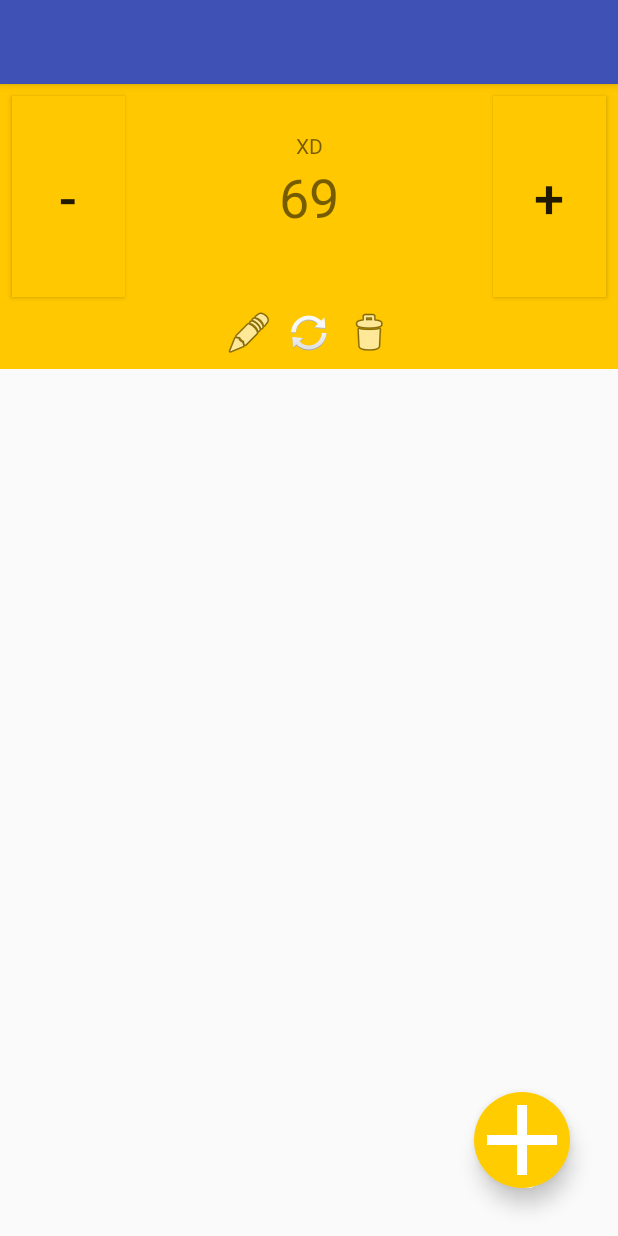
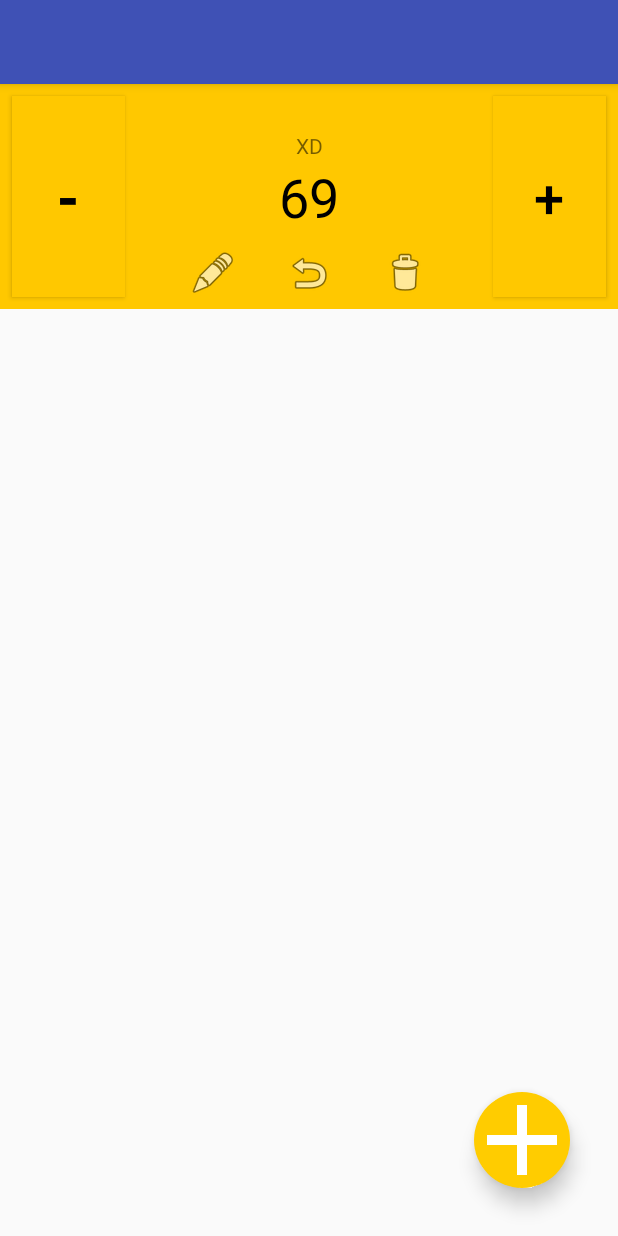
Before and after one commit to jaro2gw/KLKR, an Android app: the screen it shows after launch (MainActivity), on a phone screen of 412 x 824 dp. Run offline under Robolectric (Android 15) with nearby library versions, the phone set to English and light mode, and no system bars.

Commit message:
Reformat clicker menu

```diff
--- a/app/src/main/java/jaro2gw/klkr/MainActivity.kt
+++ b/app/src/main/java/jaro2gw/klkr/MainActivity.kt
@@ -22,7 +22,7 @@ class MainActivity : AppCompatActivity() {
 
         val adapter = ClickerAdapter(this, clickerList)
 
-        val add = findViewById<ImageButton>(R.id.addButton)
+        val add = findViewById<ImageButton>(R.id.button_add_clicker)
         add.setOnClickListener {
             clickerList.add(Clicker())
             adapter.notifyDataSetChanged()
--- a/app/src/main/java/jaro2gw/klkr/model/clicker/ClickerAdapter.kt
+++ b/app/src/main/java/jaro2gw/klkr/model/clicker/ClickerAdapter.kt
@@ -15,25 +15,25 @@ class ClickerAdapter(
 ) : ArrayAdapter<Clicker>(context, R.layout.clicker, list) {
     override fun getView(position: Int, convertView: View?, parent: ViewGroup): View {
         val inflater = context.getSystemService(Context.LAYOUT_INFLATER_SERVICE) as LayoutInflater
-        val clicker = inflater.inflate(R.layout.clicker, parent, false)
+        val clieckerView = inflater.inflate(R.layout.clicker, parent, false)
 
-        val btnDec = clicker.findViewById(R.id.button_dec) as Button
-        val btnInc = clicker.findViewById(R.id.button_inc) as Button
+        val btnDec = clieckerView.findViewById(R.id.button_dec) as Button
+        val btnInc = clieckerView.findViewById(R.id.button_inc) as Button
 
-        val klkr = list.get(position)
+        val clicker = list[position]
 
-        val countView = clicker.findViewById(R.id.count_view) as TextView
+        val countView = clieckerView.findViewById(R.id.count_view) as TextView
         countView.setSelectAllOnFocus(true)
-        countView.text = klkr.count.toString()
+        countView.text = clicker.count.toString()
 
-        val nameView = clicker.findViewById(R.id.name_view) as TextView
+        val nameView = clieckerView.findViewById(R.id.name_view) as TextView
         nameView.setSelectAllOnFocus(true)
-        nameView.text = klkr.name
+        nameView.text = clicker.name
 
-        btnDec.setOnClickListener { updateQty(countView, list.get(position), -1) }
-        btnInc.setOnClickListener { updateQty(countView, list.get(position), 1) }
+        btnDec.setOnClickListener { updateQty(countView, clicker, -1) }
+        btnInc.setOnClickListener { updateQty(countView, clicker, +1) }
 
-        return clicker
+        return clieckerView
     }
 
     private fun updateQty(countView: TextView, element: Clicker, i: Int) {
--- a/app/src/main/res/layout/activity_main.xml
+++ b/app/src/main/res/layout/activity_main.xml
@@ -77,7 +77,7 @@
     </android.support.constraint.ConstraintLayout>
 
     <ImageButton
-        android:id="@+id/addButton"
+        android:id="@+id/button_add_clicker"
         android:layout_width="64dp"
         android:layout_height="64dp"
         android:layout_gravity="bottom|end"
--- a/app/src/main/res/layout/clicker.xml
+++ b/app/src/main/res/layout/clicker.xml
@@ -9,19 +9,18 @@
     tools:context=".model.clicker.Clicker"
     tools:layout_editor_absoluteY="25dp">
 
-    <android.support.constraint.ConstraintLayout
-        android:id="@+id/constraintLayout"
-        android:layout_width="match_parent"
-        android:layout_height="@dimen/clicker_height"
-        android:visibility="visible">
-
     <Button
         android:id="@+id/button_inc"
         android:layout_width="75dp"
-            android:layout_height="134dp"
+        android:layout_height="0dp"
+        android:layout_marginTop="8dp"
         android:layout_marginEnd="8dp"
+        android:layout_marginBottom="8dp"
         android:background="@color/colorAccent"
+        android:elevation="1dp"
         android:text="@string/plus"
+        android:textAllCaps="false"
+        android:textColor="@android:color/black"
         android:textSize="36sp"
         app:layout_constraintBottom_toBottomOf="parent"
         app:layout_constraintEnd_toEndOf="parent"
@@ -30,20 +29,69 @@
     <Button
         android:id="@+id/button_dec"
         android:layout_width="75dp"
-            android:layout_height="134dp"
+        android:layout_height="0dp"
         android:layout_marginStart="8dp"
+        android:layout_marginTop="8dp"
+        android:layout_marginBottom="8dp"
         android:background="@color/colorAccent"
+        android:elevation="1dp"
         android:text="@string/minus"
+        android:textAllCaps="false"
+        android:textColor="@android:color/black"
         android:textSize="36sp"
+        android:textStyle="bold"
         app:layout_constraintBottom_toBottomOf="parent"
         app:layout_constraintStart_toStartOf="parent"
         app:layout_constraintTop_toTopOf="parent" />
+
+    <android.support.constraint.ConstraintLayout
+        android:id="@+id/clickerLayout"
+        android:layout_width="match_parent"
+        android:layout_height="@dimen/clicker_height"
+        android:visibility="visible">
+
+        <ImageButton
+            android:id="@+id/button_reset"
+            android:layout_width="@dimen/menu_item"
+            android:layout_height="@dimen/menu_item"
+            android:layout_marginBottom="8dp"
+            android:background="@color/colorAccent"
+            android:contentDescription="@string/button_xd"
+            android:src="@android:drawable/ic_menu_revert"
+            app:layout_constraintBottom_toBottomOf="parent"
+            app:layout_constraintEnd_toEndOf="@+id/count_view"
+            app:layout_constraintStart_toStartOf="@+id/count_view" />
+
+        <ImageButton
+            android:id="@+id/button_delete"
+            android:layout_width="@dimen/menu_item"
+            android:layout_height="@dimen/menu_item"
+            android:layout_marginStart="32dp"
+            android:background="@color/colorAccent"
+            android:contentDescription="@string/button_xd"
+            android:src="@android:drawable/ic_menu_delete"
+            app:layout_constraintBottom_toBottomOf="@+id/button_reset"
+            app:layout_constraintStart_toEndOf="@+id/button_reset"
+            app:layout_constraintTop_toTopOf="@+id/button_reset" />
+
+        <ImageButton
+            android:id="@+id/button_edit"
+            android:layout_width="@dimen/menu_item"
+            android:layout_height="@dimen/menu_item"
+            android:layout_marginEnd="32dp"
+            android:background="@color/colorAccent"
+            android:contentDescription="@string/button_xd"
+            android:src="@android:drawable/ic_menu_edit"
+            app:layout_constraintBottom_toBottomOf="@+id/button_reset"
+            app:layout_constraintEnd_toStartOf="@+id/button_reset"
+            app:layout_constraintTop_toTopOf="@+id/button_reset" />
 
         <TextView
             android:id="@+id/name_view"
             android:layout_width="wrap_content"
             android:layout_height="wrap_content"
             android:text="@string/name"
+            android:textAlignment="center"
             app:layout_constraintBottom_toTopOf="@+id/count_view"
             app:layout_constraintEnd_toEndOf="@+id/count_view"
             app:layout_constraintHorizontal_bias="0.507"
@@ -54,71 +102,21 @@
             android:layout_width="100dp"
             android:layout_height="wrap_content"
             android:layout_margin="8dp"
+            android:layout_marginStart="8dp"
+            android:layout_marginEnd="8dp"
             android:ems="10"
             android:importantForAutofill="no"
             android:labelFor="@id/count_view"
             android:text="@string/zero"
             android:textAlignment="center"
             android:textAllCaps="false"
+            android:textColor="@android:color/black"
             android:textSize="36sp"
-            app:layout_constraintBottom_toBottomOf="parent"
-            app:layout_constraintEnd_toStartOf="@+id/button_inc"
-            app:layout_constraintStart_toEndOf="@+id/button_dec"
-            app:layout_constraintTop_toTopOf="parent" />
-
-        <ImageButton
-            android:id="@+id/imageButton3"
-            android:layout_width="wrap_content"
-            android:layout_height="wrap_content"
-            android:layout_marginTop="8dp"
-            android:background="@color/colorAccent"
-            android:src="?android:attr/findOnPageNextDrawable"
-            app:layout_constraintEnd_toEndOf="@+id/count_view"
-            app:layout_constraintStart_toStartOf="@+id/count_view"
-            app:layout_constraintTop_toBottomOf="@+id/count_view" />
-    </android.support.constraint.ConstraintLayout>
-
-    <android.support.constraint.ConstraintLayout
-        android:layout_width="match_parent"
-        android:layout_height="wrap_content"
-        app:layout_constraintTop_toBottomOf="@+id/constraintLayout">
-
-        <ImageButton
-            android:id="@+id/button_refresh"
-            android:layout_width="wrap_content"
-            android:layout_height="wrap_content"
-            android:layout_marginBottom="8dp"
-            android:background="@color/colorAccent"
-            android:src="@android:drawable/ic_popup_sync"
             app:layout_constraintBottom_toBottomOf="parent"
             app:layout_constraintEnd_toEndOf="parent"
             app:layout_constraintStart_toStartOf="parent"
-            app:layout_constraintTop_toTopOf="parent"
-            app:layout_constraintVertical_bias="1.0" />
-
-        <ImageButton
-            android:id="@+id/imageButton4"
-            android:layout_width="wrap_content"
-            android:layout_height="wrap_content"
-            android:layout_marginStart="8dp"
-            android:layout_marginBottom="8dp"
-            android:background="@color/colorAccent"
-            android:src="@android:drawable/ic_menu_delete"
-            app:layout_constraintBottom_toBottomOf="parent"
-            app:layout_constraintStart_toEndOf="@+id/button_refresh"
             app:layout_constraintTop_toTopOf="parent" />
 
-        <ImageButton
-            android:id="@+id/imageButton5"
-            android:layout_width="wrap_content"
-            android:layout_height="wrap_content"
-            android:layout_marginEnd="8dp"
-            android:layout_marginBottom="8dp"
-            android:background="@color/colorAccent"
-            android:src="@android:drawable/ic_menu_edit"
-            app:layout_constraintBottom_toBottomOf="parent"
-            app:layout_constraintEnd_toStartOf="@+id/button_refresh"
-            app:layout_constraintTop_toTopOf="parent" />
     </android.support.constraint.ConstraintLayout>
 
 </android.support.constraint.ConstraintLayout>
--- a/app/src/main/res/values/dimens.xml
+++ b/app/src/main/res/values/dimens.xml
@@ -2,4 +2,5 @@
     <dimen name="add_button_margin">32dp</dimen>
     <dimen name="clicker_height">150dp</dimen>
     <dimen name="clicker_menu_height">50dp</dimen>
+    <dimen name="menu_item">32dp</dimen>
 </resources>
```
Lines whose indentation alone changed are shown as unchanged.
